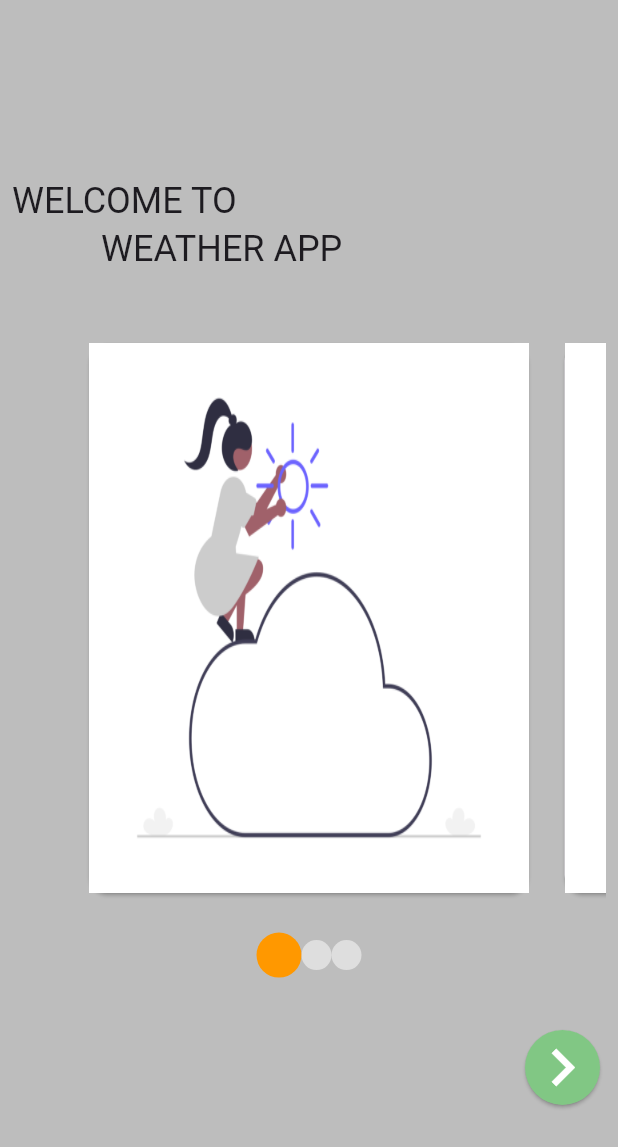
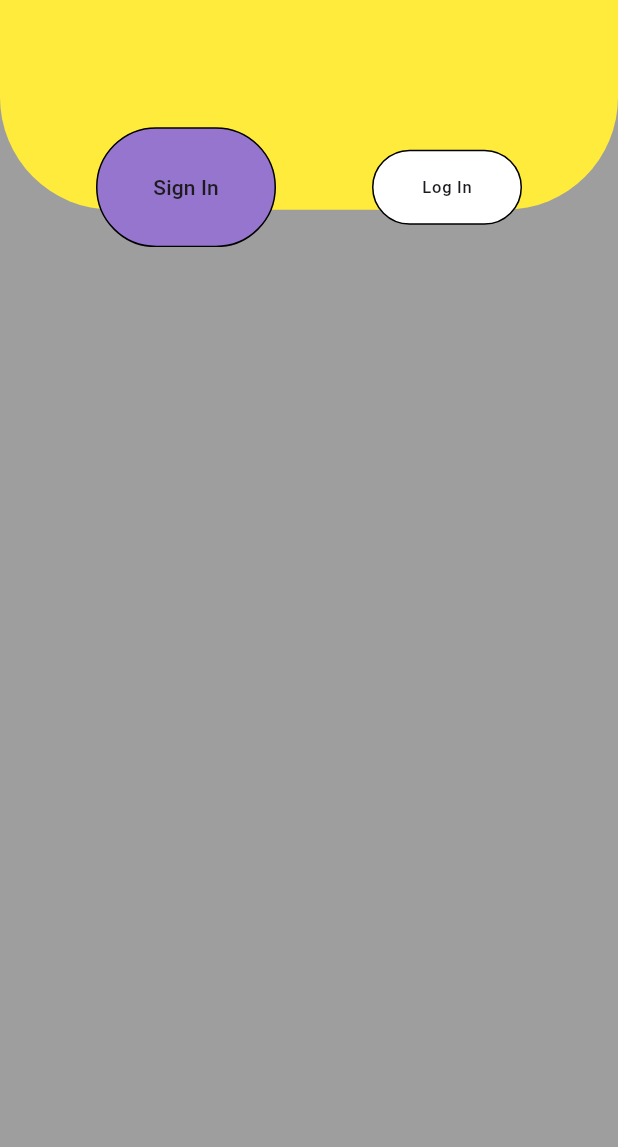
Before and after one commit to cEgemen/weaApp2, a Flutter app: the screen it shows after launch, after a tap on the "keyboard arrow right" icon, on a phone screen of 412 x 824 dp. Shown: the top 1147 px of the screen. Run offline on Flutter 3.47's test engine with Material 3 defaults, Android fonts, the phone set to English and light mode, and no system bars; our stand-ins replace flutter_mobx, mobx, shared_preferences; generated files the repository leaves out were written again.

Commit message:
custom tab bar and more

```diff
--- a/lib/core/base/base_view.dart
+++ b/lib/core/base/base_view.dart
@@ -1,13 +1,13 @@
 
-    import 'package:flutter/widgets.dart';
+import 'package:flutter/widgets.dart';
+import 'package:mobx/mobx.dart';
 
 class BaseView<T extends Store> extends StatefulWidget {
-      const BaseView({super.key,required T viewMode,void Function(T viewMode) ? initial,void Function() ? disposse,required Widget Function(BuildContext context,T viewMode) build}):
-      _viewModel=viewMode , _initial = initial , _disposse = disposse,_build =build;
-      final T _viewModel;
-      final void Function(T viewMode) ? _initial;
-      final  void Function() ? _disposse;
-      final Widget Function(BuildContext context , T viewmodel) _build;
+      const BaseView({super.key,required this.viewModel,required this.initial,required this.disposse,required this.build});
+      final T viewModel;
+      final void Function(T viewModel) initial;
+      final  void Function() disposse;
+      final Widget Function(BuildContext context , T viewmodel) build;
 
       @override
       State<BaseView> createState() => _BaseViewState();
@@ -18,21 +18,15 @@ class BaseView<T extends Store> extends StatefulWidget {
       @override
   void initState() {
     super.initState();
-    if(widget._initial != null)
-    {
-        widget._initial!(widget._viewModel);
-    }
+
   }
 
    @override
   void dispose() {
     super.dispose();
-     if(widget._disposse != null)
-     {
-        widget._disposse!();
-     }
+
   }
 
       @override
-      Widget build(BuildContext context) => widget._build(context ,widget._viewModel);
+      Widget build(BuildContext context) => widget.build(context ,widget.viewModel);
     }
--- a/lib/main.dart
+++ b/lib/main.dart
@@ -1,9 +1,9 @@
 import 'package:flutter/material.dart';
 import 'package:provider/provider.dart';
+
 import 'product/managments/providerManager/provider_manager.dart';
+import 'product/managments/routeManager/route_manager.dart';
 import 'product/managments/themeManager/theme_manager.dart';
-
-import 'product/managments/routeManager/route_manager.dart';
 
 void main(List<String> args) {
   runApp( MyApp());
--- a/lib/product/managments/cacheManager/cache_manager.dart
+++ b/lib/product/managments/cacheManager/cache_manager.dart
@@ -1,6 +1,7 @@
 
 
 import 'package:shared_preferences/shared_preferences.dart';
+
 import '../../enums/cache_enum.dart';
 import '../../errors/cache_error.dart';
 import 'i_cache_manager.dart';
--- a/lib/product/managments/providerManager/provider_manager.dart
+++ b/lib/product/managments/providerManager/provider_manager.dart
@@ -2,6 +2,7 @@
 import 'package:flutter/widgets.dart';
 import 'package:provider/provider.dart';
 import 'package:provider/single_child_widget.dart';
+
 import '../cacheManager/cache_manager.dart';
 import '../themeManager/theme_manager.dart';
 
--- a/lib/product/managments/routeManager/route_manager.dart
+++ b/lib/product/managments/routeManager/route_manager.dart
@@ -1,6 +1,7 @@
 
 
 import 'package:flutter/material.dart';
+import '../../pages/signAndLogInPage/sign_or_log_in_view.dart';
 
 import '../../enums/router_enum.dart';
 import '../../pages/entryPage/entry_page.dart';
@@ -17,6 +18,7 @@ class RouteManager with _Routemixin{
               switch(pageEnum)
               {
                 case RouterEnum.signAndLogInPage:
+                return toPage(const SignOrLogInView());
                 case RouterEnum.entryPage:
                 default:
                 return toPage(const  EntryPage(),);
--- a/lib/product/managments/themeManager/dark_theme.dart
+++ b/lib/product/managments/themeManager/dark_theme.dart
@@ -1,6 +1,7 @@
 
 
 import 'package:flutter/src/material/theme_data.dart';
+
 import 'i_app_theme.dart';
 
 class DarkTheme implements IAppTheme{
--- a/lib/product/managments/themeManager/light_theme.dart
+++ b/lib/product/managments/themeManager/light_theme.dart
@@ -1,6 +1,8 @@
 
 
-import 'package:flutter/src/material/theme_data.dart';
+
+import 'package:flutter/material.dart';
+
 import 'i_app_theme.dart';
 
 class LightTheme implements IAppTheme{
--- a/lib/product/managments/themeManager/theme_manager.dart
+++ b/lib/product/managments/themeManager/theme_manager.dart
@@ -1,7 +1,6 @@
 
 
-import 'package:flutter/src/material/theme_data.dart';
-import 'package:flutter/widgets.dart';
+import 'package:flutter/material.dart';
 import 'i_theme_manager.dart';
 
 import '../../enums/theme_enum.dart';
--- a/lib/product/pages/entryPage/entry_page.dart
+++ b/lib/product/pages/entryPage/entry_page.dart
@@ -59,6 +59,7 @@ class _EntryPageState extends EntryPageViewModel {
         InkWell(
           borderRadius: BorderRadius.circular(100),
           onTap: () {
+             nextPage();
           },
           child: Card(
             color: entryConstantColor.buttonBackColor,
--- a/lib/product/pages/entryPage/entry_page_view_model.dart
+++ b/lib/product/pages/entryPage/entry_page_view_model.dart
@@ -1,9 +1,10 @@
 import 'package:flutter/material.dart';
+import '../../enums/router_enum.dart';
+
 import '../../../core/base/base_state.dart';
-
 import '../../enums/image_enum.dart';
 import '../../useful/padding.dart';
-import '../../widgets/image_card_widget.dart';
+import '../../widgets/cards/image_card_widget.dart';
 import 'entry_page.dart';
 
 abstract class EntryPageViewModel extends BaseState<EntryPage> {
@@ -51,6 +52,12 @@ abstract class EntryPageViewModel extends BaseState<EntryPage> {
       currentPageIndex = value;
     });
   }
+
+  void nextPage()
+  {
+    Navigator.of(context).pushNamed(RouterEnum.signAndLogInPage.name);
+  }
+
 }
 
 class EntryPageConstantSized {
--- /dev/null
+++ b/lib/product/pages/signAndLogInPage/sign_or_log_in_view.dart
@@ -0,0 +1,91 @@
+import 'package:flutter/material.dart';
+import 'package:weather_app_2/product/widgets/containers/touchable_and_animated_container.dart';
+import '../../../core/base/base_state.dart';
+import 'sign_or_log_in_view_state.dart';
+import "package:flutter_mobx/flutter_mobx.dart";
+
+class SignOrLogInView extends StatefulWidget {
+  const SignOrLogInView({super.key});
+
+  @override
+  State<SignOrLogInView> createState() => _SignOrLogInViewState();
+}
+
+class _SignOrLogInViewState extends BaseState<SignOrLogInView> {
+  final SignOrLogInViewState _state = SignOrLogInViewState();
+  @override
+  Widget build(BuildContext context) {
+    return builder;
+  }
+
+  Widget get builder => Scaffold(
+        backgroundColor: Colors.grey,
+        body: Column(
+          children: [
+            Expanded(
+                flex: 2,
+                child: Stack(
+                  children: [
+                    Container(
+                      color: Colors.grey,
+                    ),
+                    Positioned(
+                      bottom: 25,
+                      right: 0,
+                      left: 0,
+                      top: -25,
+                      child: Container(
+                        decoration: const BoxDecoration(
+                            color: Colors.yellow, borderRadius: BorderRadius.only(bottomLeft: Radius.circular(75), bottomRight: Radius.circular(75))),
+                      ),
+                    ),
+                    Positioned(
+                        bottom: 0,
+                        right: 0,
+                        left: 0,
+                        child: Observer(builder: (_) {
+                          return Row(
+                            mainAxisAlignment: MainAxisAlignment.spaceEvenly,
+                            children: [
+                              AnimatedAndTouchableContainer(
+                                color: _state.activePage == ActivePageName.signIn ? Colors.deepPurple.shade300 : null,
+                                width: _state.activePage == ActivePageName.signIn ? 120 : null,
+                                height: _state.activePage == ActivePageName.signIn ? 80 : null,
+                                child: Center(
+                                  child: Text(
+                                    "Sign In",
+                                    style: _state.activePage == ActivePageName.signIn
+                                        ? Theme.of(context).textTheme.labelLarge
+                                        : Theme.of(context).textTheme.labelSmall,
+                                  ),
+                                ),
+                                onTap: () {
+                                  _state.changeActivePage(ActivePageName.signIn);
+                                },
+                              ),
+                              AnimatedAndTouchableContainer(
+                                color: _state.activePage == ActivePageName.logIn ? Colors.deepPurple.shade300 : null,
+                                width: _state.activePage == ActivePageName.logIn ? 120 : null,
+                                height: _state.activePage == ActivePageName.logIn ? 80 : null,
+                                child: Center(
+                                  child: Text("Log In",
+                                      style: _state.activePage == ActivePageName.logIn
+                                          ? Theme.of(context).textTheme.labelLarge
+                                          : Theme.of(context).textTheme.labelSmall),
+                                ),
+                                onTap: () {
+                                  _state.changeActivePage(ActivePageName.logIn);
+                                },
+                              )
+                            ],
+                          );
+                        })),
+                  ],
+                )),
+            const Spacer(
+              flex: 8,
+            )
+          ],
+        ),
+      );
+}
--- /dev/null
+++ b/lib/product/pages/signAndLogInPage/sign_or_log_in_view_state.dart
@@ -0,0 +1,29 @@
+
+
+      import 'package:mobx/mobx.dart';
+      part 'sign_or_log_in_view_state.g.dart';
+
+      class SignOrLogInViewState = _SignOrLogInViewStateBase with _$SignOrLogInViewState;
+
+      abstract class _SignOrLogInViewStateBase with Store {
+
+        @observable
+        ActivePageName activePage = ActivePageName.values[0];
+
+        @action
+        void changeActivePage(ActivePageName page)
+        {
+            if(page != activePage)
+            {
+               activePage = page;
+            }
+              return ;
+        }
+
+      }
+
+
+      enum ActivePageName {
+         signIn,
+         logIn
+      }
--- /dev/null
+++ b/lib/product/widgets/containers/touchable_and_animated_container.dart
@@ -0,0 +1,34 @@
+
+import 'package:flutter/material.dart';
+
+class AnimatedAndTouchableContainer extends StatelessWidget {
+  const AnimatedAndTouchableContainer(
+      {super.key, required Widget child,double? width, double? height, Color? color, Duration? duration, required void Function() onTap})
+      : _color = color ?? Colors.white,
+        _duration = duration,
+        _height = height ?? 50,
+        _child = child,
+        _onTap = onTap,
+        _width = width ?? 100;
+  final double _width;
+  final double _height;
+  final Color _color;
+  final Duration? _duration;
+  final void Function() _onTap;
+  final Widget _child;
+  @override
+  Widget build(BuildContext context) {
+    return InkWell(
+      onTap: _onTap,
+      child: AnimatedContainer(
+          height: _height,
+          width: _width,
+          decoration: BoxDecoration(
+              color: _color,
+              border: Border.all(color: Colors.black),
+              borderRadius:const  BorderRadius.all(Radius.circular(50))),
+          duration: _duration ?? const Duration(seconds: 1),
+          child: _child),
+    );
+  }
+}
--- a/pubspec.yaml
+++ b/pubspec.yaml
@@ -34,6 +34,9 @@ dependencies:
 
 #state managment
   provider: ^6.1.1
+  mobx: ^2.3.0+1
+  flutter_mobx: ^2.2.0+2
+  mobx_codegen: ^2.6.0+1
 
 #cache
   shared_preferences: ^2.2.2
@@ -44,6 +47,9 @@ dependencies:
 dev_dependencies:
   flutter_test:
     sdk: flutter
+
+# core
+  build_runner: ^2.4.8
 
   # The "flutter_lints" package below contains a set of recommended lints to
   # encourage good coding practices. The lint set provided by the package is
```
Also changed, not shown: lib/product/pages/signAndLogInPage/sign_or_log_in_view_state.g.dart (added), lib/product/widgets/cards/image_card_widget.dart (renamed from lib/product/widgets/image_card_widget.dart), pubspec.lock.
